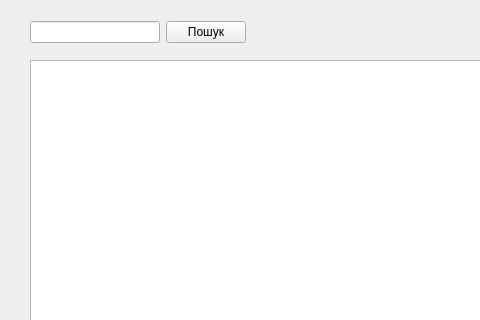
Qt form patientlist.ui (Shadowfank/ClinicRegistry) before a commit; both pictures show x 0 to 480 and y 0 to 320 of the 1025 by 516 pixel window.
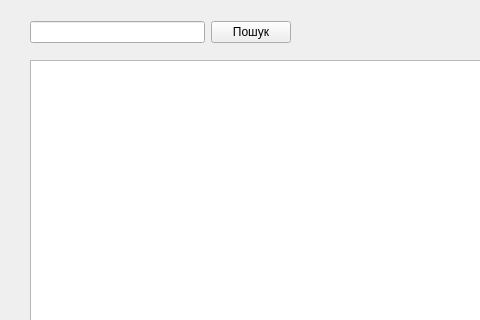
The same form after that commit.

Patch:
```diff
--- a/patientlist.ui
+++ b/patientlist.ui
@@ -41,11 +41,14 @@
     <rect>
      <x>30</x>
      <y>20</y>
-     <width>216</width>
+     <width>261</width>
      <height>25</height>
     </rect>
    </property>
    <layout class="QHBoxLayout" name="horizontalLayout">
+    <property name="spacing">
+     <number>6</number>
+    </property>
     <item>
      <widget class="QLineEdit" name="lineEdit">
       <property name="inputMask">
```
Left out of the diff: 4 changed lines with no effect on the pictures.
